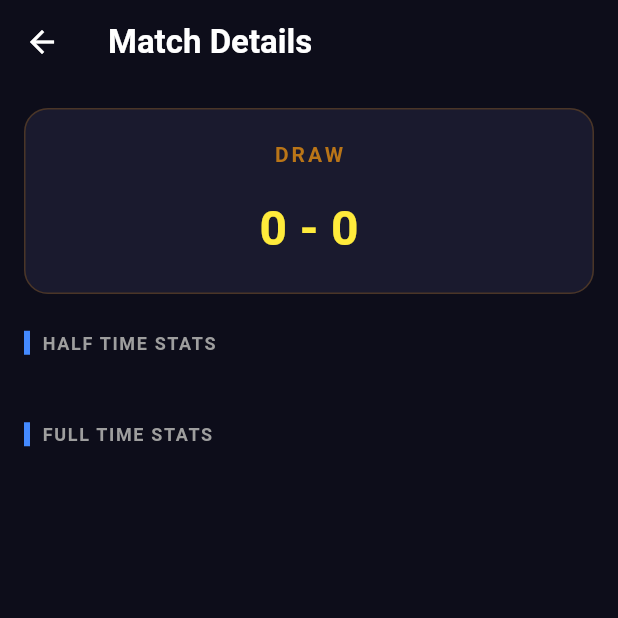
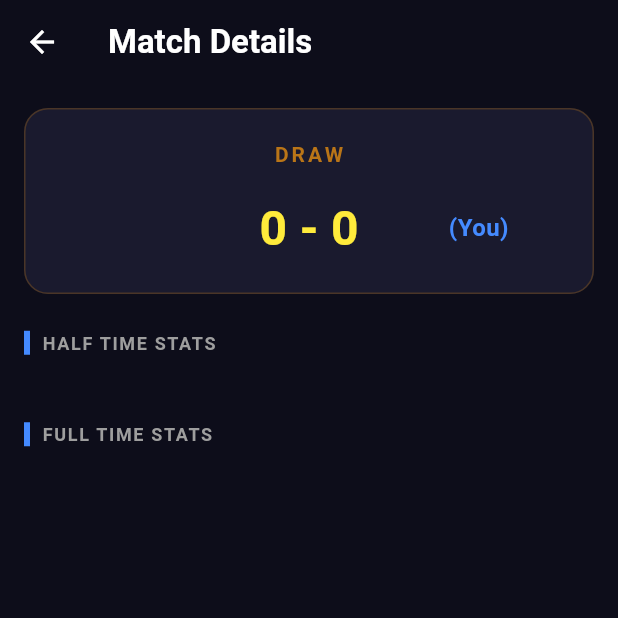
Before and after one commit to ladorayn/efootball_analyzer, a Flutter app: the MatchDetailScreen screen opened directly with empty values, on a phone screen of 412 x 824 dp, the top half of it. Run offline on Flutter 3.47's test engine with Material 3 defaults, Android fonts, the light colour scheme and no system bars; our stand-ins replace flutter_riverpod, freezed_annotation, image_picker, isar, riverpod_annotation; missing offline and left inert: google_mlkit_text_recognition; accounts and stored records are empty; generated files the repository leaves out were written again.

Commit message:
Fix choosing side detail preview and add quick tap switch team

```diff
--- a/lib/features/history/presentation/match_detail_screen.dart
+++ b/lib/features/history/presentation/match_detail_screen.dart
@@ -40,6 +40,11 @@ class MatchDetailScreen extends StatelessWidget {
   }
 
   Widget _buildHeader() {
+    final stats = record.latestStats;
+    if (stats == null) return const SizedBox.shrink();
+
+    final isUserLeft = stats.userSide == 'left';
+
     return Container(
       padding: const EdgeInsets.all(20),
       decoration: BoxDecoration(
@@ -59,22 +64,22 @@ class MatchDetailScreen extends StatelessWidget {
             children: [
               Expanded(
                 child: Text(
-                  record.userName,
-                  style: const TextStyle(color: Colors.white, fontSize: 16, fontWeight: FontWeight.bold),
+                  isUserLeft ? '${stats.leftName} (You)' : stats.leftName,
+                  style: TextStyle(color: isUserLeft ? Colors.blueAccent : Colors.white, fontSize: 16, fontWeight: FontWeight.bold),
                   textAlign: TextAlign.center,
                 ),
               ),
               Padding(
                 padding: const EdgeInsets.symmetric(horizontal: 20),
                 child: Text(
-                  '${record.userScore} - ${record.opponentScore}',
+                  '${stats.leftScore} - ${stats.rightScore}',
                   style: const TextStyle(color: Colors.yellow, fontSize: 32, fontWeight: FontWeight.bold),
                 ),
               ),
               Expanded(
                 child: Text(
-                  record.opponentName,
-                  style: const TextStyle(color: Colors.white, fontSize: 16, fontWeight: FontWeight.bold),
+                  !isUserLeft ? '${stats.rightName} (You)' : stats.rightName,
+                  style: TextStyle(color: !isUserLeft ? Colors.blueAccent : Colors.white, fontSize: 16, fontWeight: FontWeight.bold),
                   textAlign: TextAlign.center,
                 ),
               ),
```
Also changed, not shown: lib/features/history/presentation/history_screen.dart (+8 -5 lines), lib/features/match_analysis/presentation/controllers/match_analysis_controller.dart (+21 -3 lines), lib/features/match_analysis/presentation/match_stats_screen.dart (+41 -7 lines).
